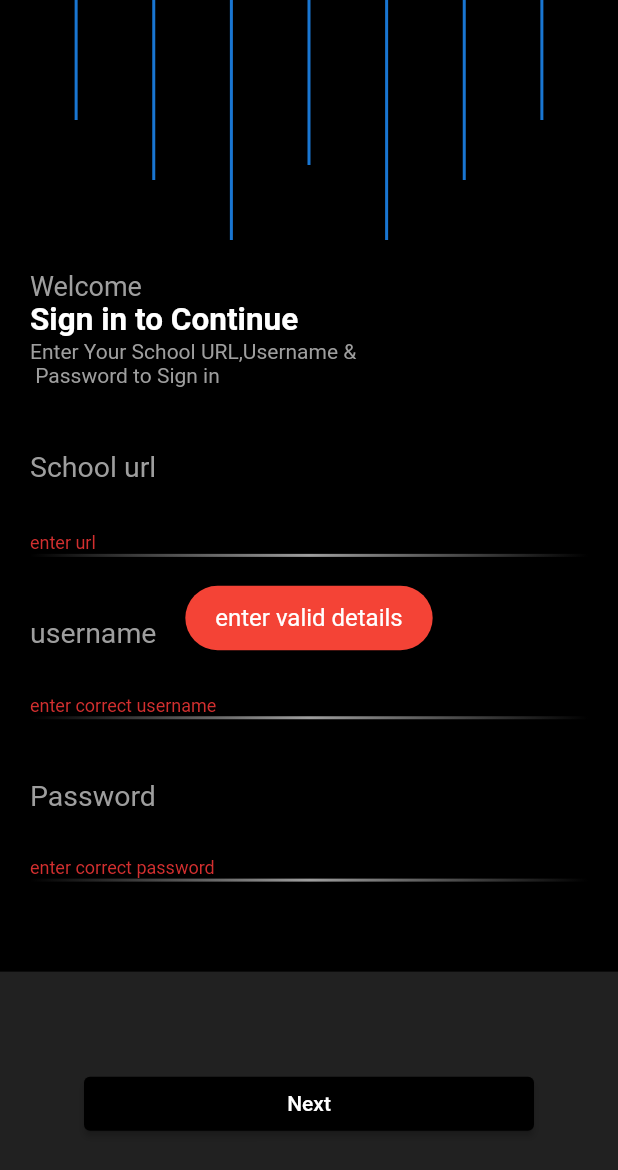
After one commit to albin2771git/demo_ui, a Flutter app: the loginScreen screen opened directly, after a tap on "Next", on a phone screen of 412 x 824 dp. The commit adds this screen. Shown: the top 1170 px of the screen. Run offline on Flutter 3.47's test engine with Material 2 defaults, Android fonts, the phone set to English and light mode, and no system bars; our stand-ins replace fluttertoast, font_awesome_flutter.

Commit message:
last commit

```diff
--- a/lib/main.dart
+++ b/lib/main.dart
@@ -1,5 +1,6 @@
 import 'package:demo_ui/screens/HomeScreem.dart';
 import 'package:demo_ui/screens/mainScreen.dart';
+import 'package:demo_ui/screens/splash/splashScreen.dart';
 import 'package:demo_ui/screens/subScreens/birthdayScreen.dart';
 import 'package:flutter/cupertino.dart';
 import 'package:flutter/material.dart';
@@ -7,7 +8,7 @@ import 'package:flutter/material.dart';
 void main() {
   runApp(MaterialApp(
     theme: ThemeData(scaffoldBackgroundColor: Colors.black),
-    home: MainScreen(),
-    //  home: BirthdayScreen(),
+   // home: MainScreen(),
+      home: SplashScreen(),
   ));
 }
--- /dev/null
+++ b/lib/screens/login/LineWidget.dart
@@ -0,0 +1,65 @@
+import 'package:flutter/material.dart';
+
+class LineWIdget extends StatelessWidget {
+  const LineWIdget({Key? key}) : super(key: key);
+
+  @override
+  Widget build(BuildContext context) {
+    return Row(
+      mainAxisAlignment: MainAxisAlignment.spaceEvenly,
+      crossAxisAlignment: CrossAxisAlignment.start,
+      children: [
+
+        Container(
+          width: 2,
+          height: 80,
+          decoration: BoxDecoration(
+             color: Colors.blue.shade700
+        ),
+        ),
+        Container(
+          width: 2,
+          height: 120,
+          decoration: BoxDecoration(
+              color: Colors.blue.shade700
+          ),
+        ),
+        Container(
+          width: 2,
+          height: 160,
+          decoration: BoxDecoration(
+              color: Colors.blue.shade700
+          ),
+        ),
+        Container(
+          width: 2,
+          height: 110,
+          decoration: BoxDecoration(
+              color: Colors.blue.shade700
+          ),
+        ),
+        Container(
+          width: 2,
+          height: 160,
+          decoration: BoxDecoration(
+              color: Colors.blue.shade700
+          ),
+        ),
+        Container(
+          width: 2,
+          height: 120,
+          decoration: BoxDecoration(
+              color: Colors.blue.shade700
+          ),
+        ),
+        Container(
+          width: 2,
+          height: 80,
+          decoration: BoxDecoration(
+              color: Colors.blue.shade700
+          ),
+        ),
+      ],
+    );
+  }
+}
--- /dev/null
+++ b/lib/screens/login/loginScreen.dart
@@ -0,0 +1,237 @@
+import 'dart:convert';
+
+import 'package:demo_ui/screens/login/LineWidget.dart';
+import 'package:demo_ui/screens/login/loginWelcome.dart';
+import 'package:demo_ui/screens/splash/rowWIdgetline.dart';
+import 'package:flutter/material.dart';
+import 'package:fluttertoast/fluttertoast.dart';
+import 'package:http/http.dart' as http;
+
+class loginScreen extends StatefulWidget {
+  const loginScreen({Key? key}) : super(key: key);
+
+  @override
+  State<loginScreen> createState() => _loginScreenState();
+}
+
+class _loginScreenState extends State<loginScreen> {
+  var formkey = GlobalKey<FormState>();
+
+  TextEditingController uri=TextEditingController();
+  TextEditingController username=TextEditingController();
+  TextEditingController password=TextEditingController();
+
+
+
+  @override
+  Widget build(BuildContext context) {
+    return Scaffold(
+      resizeToAvoidBottomInset: false,
+      backgroundColor: Colors.black,
+      body: Form(
+        key: formkey,
+        child: Column(
+          children: [
+            LineWIdget(),
+            Padding(
+              padding: const EdgeInsets.only(
+                left: 20,
+                right: 20,
+                top: 20,
+              ),
+              child: SingleChildScrollView(
+                physics: BouncingScrollPhysics(),
+                child: Column(
+                  // shrinkWrap: true,
+
+                  mainAxisSize: MainAxisSize.max,
+                  mainAxisAlignment: MainAxisAlignment.start,
+                  crossAxisAlignment: CrossAxisAlignment.start,
+                  children: [
+                    Text(
+                      'Welcome',
+                      style: TextStyle(color: Colors.grey, fontSize: 18),
+                    ),
+                    Text(
+                      'Sign in to Continue',
+                      style: TextStyle(
+                          color: Colors.white,
+                          fontSize: 21,
+                          fontWeight: FontWeight.bold),
+                    ),
+                    Text(
+                      'Enter Your School URL,Username &\n Password to Sign in',
+                      style: TextStyle(
+                        color: Colors.grey,
+                        fontSize: 14,
+                      ),
+                    ),
+                    SizedBox(
+                      height: 20,
+                    ),
+                    TextFormField(
+                      controller: uri,
+                      validator:(uridata){
+                        if(uridata!.isEmpty){
+                          return 'enter url';
+                        }else{
+                          return null;
+                        }
+                      } ,
+                      maxLines: 1,
+                      textInputAction: TextInputAction.next,
+                      style: TextStyle(color: Colors.white, fontSize: 19),
+                      decoration: InputDecoration(
+                          border: InputBorder.none,
+                          labelText: 'School url',
+                          labelStyle: TextStyle(color: Colors.grey),
+                          hintText: 'Url',
+                          hintStyle:
+                              TextStyle(fontSize: 23, color: Colors.grey)),
+                    ),
+                    Container(
+                      height: 2,
+                      width: MediaQuery.of(context).size.width,
+                      decoration: BoxDecoration(
+                          gradient: LinearGradient(
+                              begin: Alignment.centerLeft,
+                              end: Alignment.centerRight,
+                              colors: [
+                            Colors.black,
+                            Colors.grey,
+                            Colors.black
+                          ])),
+                    ),
+                    SizedBox(
+                      height: 20,
+                    ),
+                    TextFormField(
+                      controller: username,
+                      validator:(usernamedata){
+                        if(!usernamedata!.contains('@')){
+                          return 'enter correct username';
+                        }else{
+                          return null;
+                        }
+                      } ,
+                      maxLines: 1,
+                      textInputAction: TextInputAction.next,
+                      style: TextStyle(color: Colors.white, fontSize: 19),
+                      decoration: InputDecoration(
+                          border: InputBorder.none,
+                          labelText: 'username',
+                          labelStyle: TextStyle(color: Colors.grey),
+                          hintText: 'username',
+                          hintStyle:
+                              TextStyle(fontSize: 19, color: Colors.grey)),
+                    ),
+                    Container(
+                      height: 2,
+                      width: MediaQuery.of(context).size.width,
+                      decoration: BoxDecoration(
+                          gradient: LinearGradient(
+                              begin: Alignment.centerLeft,
+                              end: Alignment.centerRight,
+                              colors: [
+                            Colors.black,
+                            Colors.grey,
+                            Colors.black
+                          ])),
+                    ),
+                    SizedBox(
+                      height: 20,
+                    ),
+                    TextFormField(
+                      controller: password,
+                      validator:(passworddata){
+                        if(passworddata!.isEmpty){
+                          return 'enter correct password';
+                        }else{
+                          return null;
+                        }
+                      } ,
+                      obscureText: true,
+                      textInputAction: TextInputAction.done,
+                      maxLines: 1,
+                      style: TextStyle(color: Colors.white, fontSize: 19),
+                      decoration: InputDecoration(
+                          border: InputBorder.none,
+                          labelText: 'Password',
+                          labelStyle: TextStyle(color: Colors.grey),
+                          hintText: 'Password',
+                          hintStyle:
+                              TextStyle(fontSize: 19, color: Colors.grey)),
+                    ),
+                    Container(
+                      height: 2,
+                      width: MediaQuery.of(context).size.width,
+                      decoration: BoxDecoration(
+                          gradient: LinearGradient(
+                              begin: Alignment.centerLeft,
+                              end: Alignment.centerRight,
+                              colors: [
+                            Colors.black,
+                            Colors.grey,
+                            Colors.black
+                          ])),
+                    ),
+                    SizedBox(
+                      height: 60,
+                    )
+                  ],
+                ),
+              ),
+            ),
+            Expanded(
+              child: Container(
+                decoration: BoxDecoration(color: Colors.grey.shade900),
+                child: Center(
+                  child: SizedBox(
+                    width: 300,
+                    child: ElevatedButton(
+                      onPressed: () {
+                      //  addUser();
+                        final valid=formkey.currentState!.validate();
+                        if(valid){
+                          addUser();
+                          Navigator.push(context, MaterialPageRoute(builder: (context)=>LoginWelcome(username: username.text,)));
+                        }else{
+                          Fluttertoast.showToast(
+                              msg: "enter valid details",
+                              toastLength: Toast.LENGTH_SHORT,
+                              gravity: ToastGravity.CENTER,
+                              // timeInSecForIosWeb: 1,
+                              backgroundColor: Colors.red,
+                              textColor: Colors.white,
+                              fontSize: 16.0);
+
+                        }
+                      },
+                      child: Text(
+                        'Next',
+                        style: TextStyle(color: Colors.white),
+                      ),
+                      style: ElevatedButton.styleFrom(
+                          backgroundColor: Colors.black),
+                    ),
+                  ),
+                ),
+              ),
+            )
+          ],
+        ),
+      ),
+    );
+  }
+  Future addUser() async {
+    Map data = {"username": username.text, "password": password.text};
+    var body = jsonEncode(data);
+
+    final response = await http.post(
+        Uri.parse(uri.text+'/api/v2/principal/auth/login'),
+        headers: {"Content-Type": "Application/json"},
+        body: body);
+
+    print(response.body);
+  }
+}
--- /dev/null
+++ b/lib/screens/login/loginWelcome.dart
@@ -0,0 +1,18 @@
+import 'package:flutter/material.dart';
+
+class LoginWelcome extends StatelessWidget {
+  LoginWelcome({Key? key, required this.username}) : super(key: key);
+  String username;
+
+  @override
+  Widget build(BuildContext context) {
+    return Scaffold(
+      body: Center(
+        child: Text(
+          'welcome $username',
+          style: TextStyle(color: Colors.white, fontSize: 21),
+        ),
+      ),
+    );
+  }
+}
--- a/pubspec.yaml
+++ b/pubspec.yaml
@@ -39,6 +39,8 @@ dependencies:
   font_awesome_flutter: ^10.3.0
   url_launcher: ^6.1.7
   flutter_phone_direct_caller: ^2.1.1
+  http: ^0.13.5
+  fluttertoast: ^8.1.2
 
 
 dev_dependencies:
```
Also changed, not shown: lib/screens/classSection/ListTileWidget.dart (+12 -1 lines), lib/screens/splash/rowWIdgetline.dart (added, +126 -0 lines), lib/screens/splash/splashScreen.dart (added, +72 -0 lines), lib/screens/transportationSection/transportationScreenUi.dart (+9 -13 lines), lib/widget/SchoolUpdates_row.dart (+35 -0 lines), assets/edisappsplash.png (added), assets/logo.png (added), assets/splash.png (added), assets/splash2.png (added), pubspec.lock.
